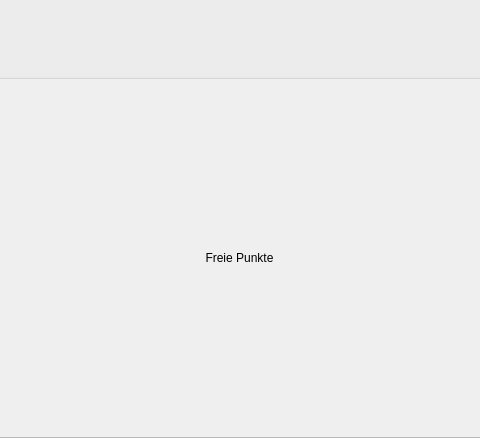
The window that src/Sephrasto/Plugins/Ressourcen/UI/CharakterRessourcen.ui (brzGatsu/Taverne) describes before a commit, drawn with Qt 5; both pictures show x 311 to 791 and y 261 to 699 of the 1101 by 699 pixel window.
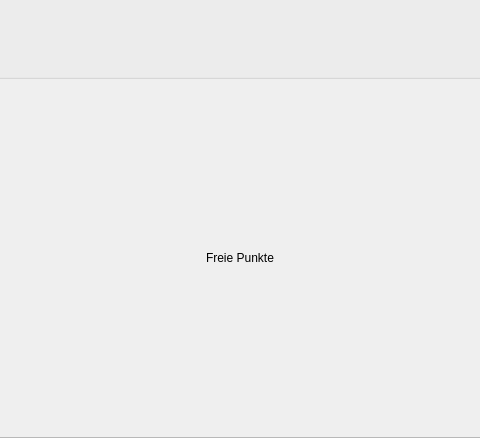
The same window after the commit.

Commit message: Ressourcen-Tab: improve description

The edit to the form file:
```diff
--- a/src/Sephrasto/Plugins/Ressourcen/UI/CharakterRessourcen.ui
+++ b/src/Sephrasto/Plugins/Ressourcen/UI/CharakterRessourcen.ui
@@ -149,14 +149,41 @@
           </widget>
          </item>
          <item>
+          <layout class="QHBoxLayout" name="horizontalLayout_2">
+           <item>
+            <spacer name="horizontalSpacer_3">
+             <property name="orientation">
+              <enum>Qt::Orientation::Horizontal</enum>
+             </property>
+             <property name="sizeHint" stdset="0">
+              <size>
+               <width>40</width>
+               <height>20</height>
+              </size>
+             </property>
+            </spacer>
+           </item>
+           <item>
           <widget class="QLabel" name="labelInfo">
            <property name="text">
             <string>Freie Punkte</string>
            </property>
-           <property name="alignment">
-            <set>Qt::AlignmentFlag::AlignCenter</set>
-           </property>
-          </widget>
+            </widget>
+           </item>
+           <item>
+            <spacer name="horizontalSpacer_4">
+             <property name="orientation">
+              <enum>Qt::Orientation::Horizontal</enum>
+             </property>
+             <property name="sizeHint" stdset="0">
+              <size>
+               <width>40</width>
+               <height>20</height>
+              </size>
+             </property>
+            </spacer>
+           </item>
+          </layout>
          </item>
         </layout>
        </item>
```
Lines whose indentation alone changed are shown as unchanged. The commit also changes 3 other files.
